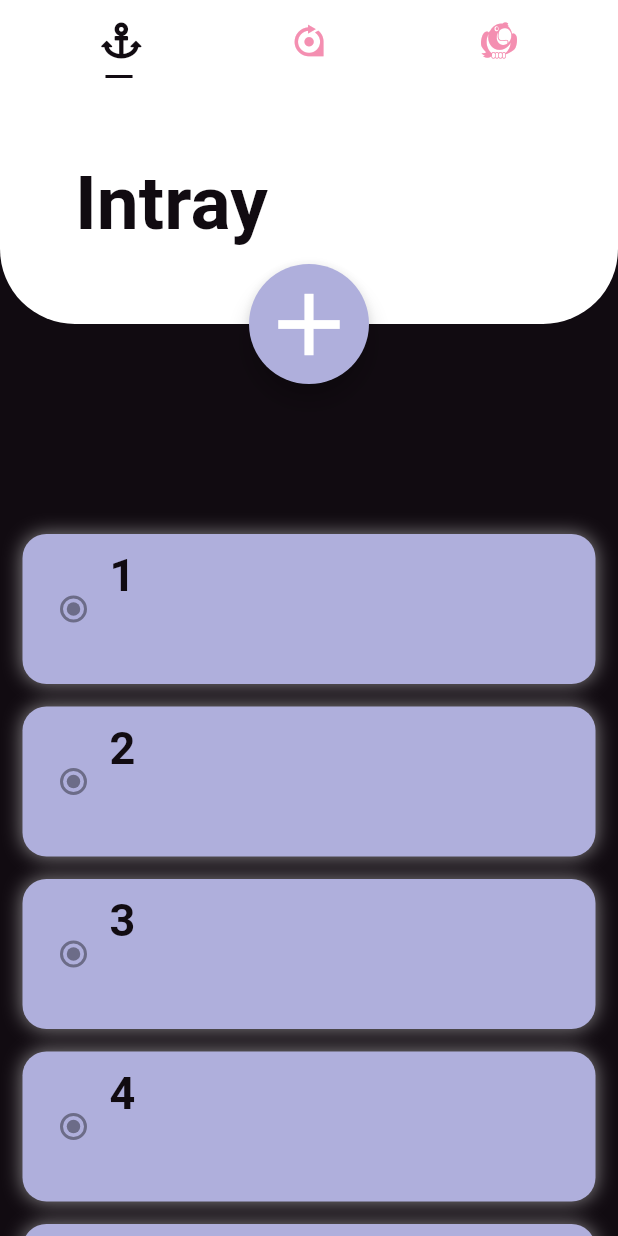
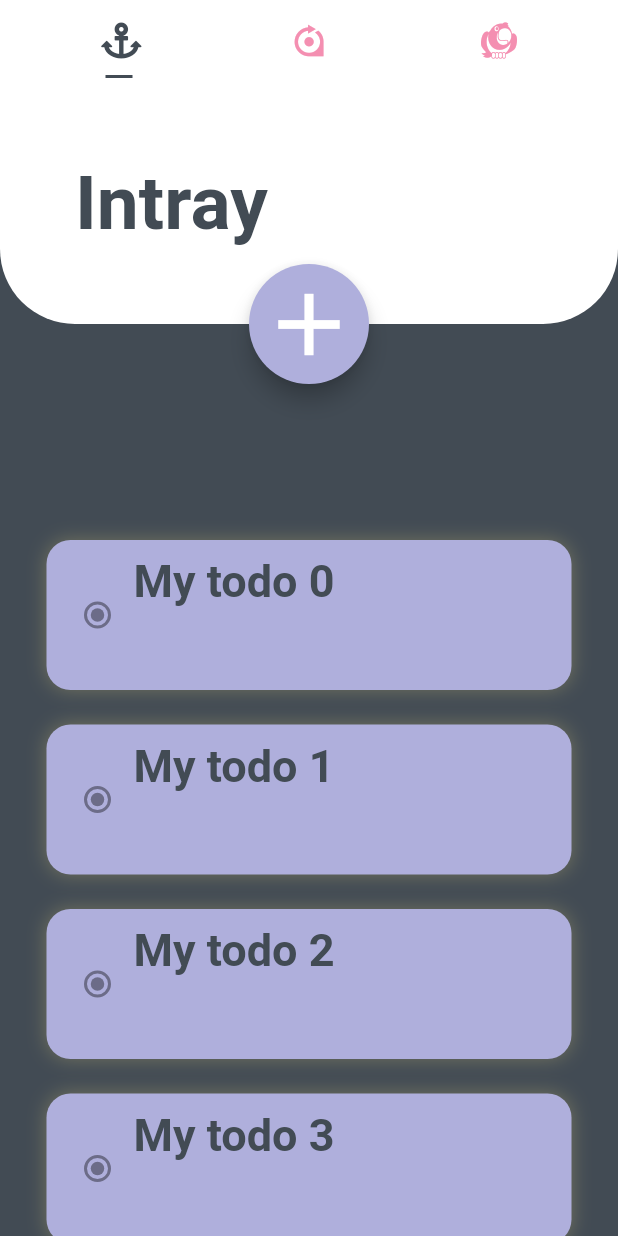
Before and after one commit to aayeshanomani/notes, a Flutter app: the screen it shows after launch, on a phone screen of 412 x 824 dp. Run offline on Flutter 3.47's test engine with Material 2 defaults, Android fonts, the phone set to English and light mode, and no system bars; our stand-ins replace font_awesome_flutter; Roboto replaces fonts that are missing (Avenir).

Commit message:
Tasks added

```diff
--- a/lib/UI/Intray/intray.dart
+++ b/lib/UI/Intray/intray.dart
@@ -1,4 +1,5 @@
 import 'package:flutter/material.dart';
+import 'package:notes/models/classes/task.dart';
 import 'package:notes/models/global.dart';
 import 'package:notes/models/widgets/intraycard.dart';
 
@@ -8,30 +9,38 @@ class Intray extends StatefulWidget {
 }
 
 class _IntrayState extends State<Intray> {
-  List<Container> list = [];
+  List<Task> tasks = [];
   @override
   Widget build(BuildContext context) {
+    tasks = getList();
     return Container(
       color: darkgrey,
-      child: ReorderableListView(
-        onReorder: _onReorder,
-        children: getList(),
-        padding: EdgeInsets.only(top: 300),
+      child: _buildReorderableList(context),
+    );
+  }
+
+  Widget _buildListTile(BuildContext context, Task item) {
+    return ListTile(
+      key: Key(item.taskID),
+      title: IntrayTodo(
+        title: item.title,
       ),
     );
   }
 
-  List<Widget> getList() {
+  Widget _buildReorderableList(BuildContext context) {
+    return ReorderableListView(
+        padding: EdgeInsets.only(top: 300),
+        children:
+            tasks.map((Task item) => _buildListTile(context, item)).toList(),
+        onReorder: _onReorder);
+  }
+
+  List<Task> getList() {
     for (int i = 0; i < 10; i++) {
-      list.add(Container(
-      key: Key((i+1).toString()),
-      color: Colors.transparent,
-        child: IntrayTodo(
-          title: (i+1).toString(),
-        )
-      ));
+      tasks.add(Task("My todo "+i.toString(), false, i.toString()));
     }
-    return list;
+    return tasks;
   }
 
   Widget getTODOwid() {}
@@ -41,8 +50,8 @@ class _IntrayState extends State<Intray> {
       if (newIndex > oldIndex) {
         newIndex -= 1;
       }
-      final Container item = list.removeAt(oldIndex);
-      list.insert(newIndex, item);
+      final Task item = tasks.removeAt(oldIndex);
+      tasks.insert(newIndex, item);
     });
   }
 }
--- /dev/null
+++ b/lib/models/classes/task.dart
@@ -0,0 +1,13 @@
+class Task {
+  List<Task> tasks;
+  String note;
+  DateTime timeToComplete;
+  bool completed;
+  String repeats;
+  DateTime deadline;
+  List<DateTime> reminders;
+  String taskID;
+  String title;
+
+  Task(this.title, this.completed, this.taskID);
+}
--- a/lib/models/global.dart
+++ b/lib/models/global.dart
@@ -1,7 +1,7 @@
 import 'package:flutter/material.dart';
 
 Color red = Color(0xffAFAFDC);
-Color darkgrey = Color(0xff110B11);
+Color darkgrey = Color(0xff424B54);
 Color white = Color(0xffffffff);
 
 TextStyle intray = TextStyle(
--- a/lib/models/task.dart
+++ /dev/null
@@ -1,5 +0,0 @@
-import 'package:flutter/material.dart';
-
-class Task{
-
-}
--- a/lib/models/widgets/intraycard.dart
+++ b/lib/models/widgets/intraycard.dart
@@ -23,7 +23,7 @@ class _IntrayTodoState extends State<IntrayTodo> {
           borderRadius: BorderRadius.all(Radius.circular(16)),
           boxShadow: [
             BoxShadow(
-              color: white.withOpacity(0.5),
+              color: Color(0xffE1CE7A).withOpacity(0.3),
               blurRadius: 10,
             )
           ]),
```
